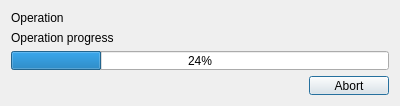
First picture: the form in code/ryzom/tools/client/ryzom_installer/ui/operationdialog.ui, repository ryzom/ryzomcore, before the edit.
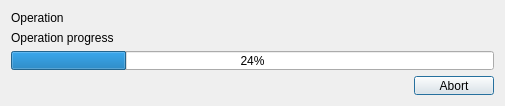
Second picture: the form after the edit.

Commit message:
Fixed: Don't fix height of operation dialog
branch : develop

What changed in the file:
```diff
--- a/code/ryzom/tools/client/ryzom_installer/ui/operationdialog.ui
+++ b/code/ryzom/tools/client/ryzom_installer/ui/operationdialog.ui
@@ -9,12 +9,12 @@
    <rect>
     <x>0</x>
     <y>0</y>
-    <width>400</width>
+    <width>505</width>
     <height>106</height>
    </rect>
   </property>
   <property name="sizePolicy">
-   <sizepolicy hsizetype="Fixed" vsizetype="Fixed">
+   <sizepolicy hsizetype="Preferred" vsizetype="Fixed">
     <horstretch>0</horstretch>
     <verstretch>0</verstretch>
    </sizepolicy>
@@ -25,12 +25,6 @@
     <height>106</height>
    </size>
   </property>
-  <property name="maximumSize">
-   <size>
-    <width>400</width>
-    <height>106</height>
-   </size>
-  </property>
   <property name="windowTitle">
    <string>Ryzom Installer</string>
   </property>
```
The commit also changes 1 other file.
